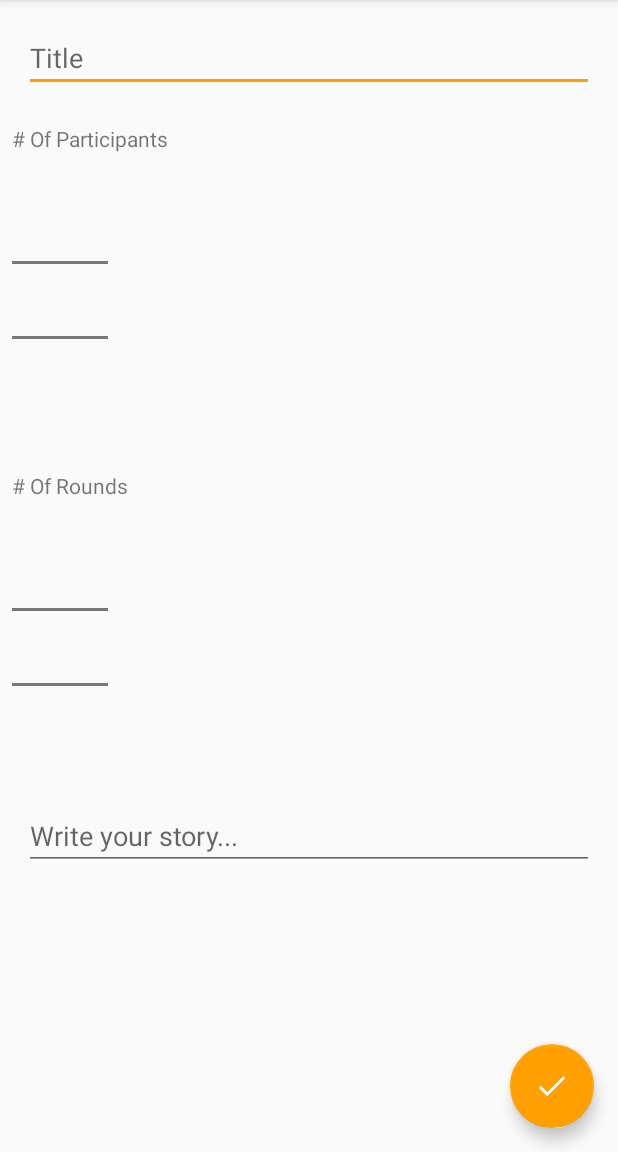
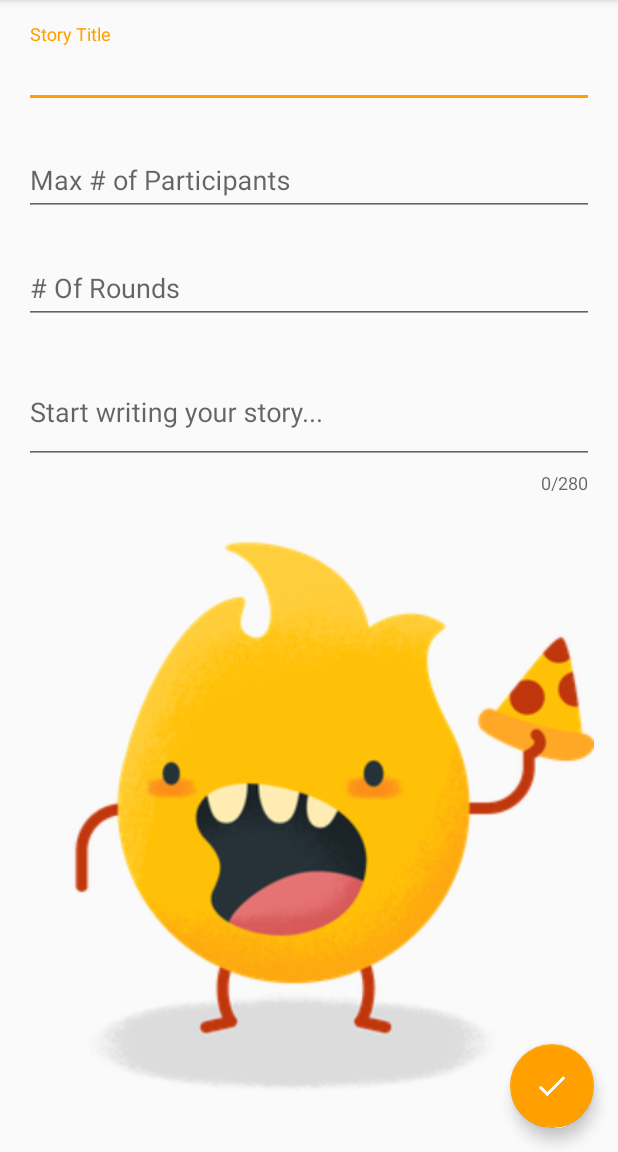
Before and after one commit to lueran/cPur, an Android app: the CreateStoryActivity screen opened directly, with no data from a screen before it, on a phone screen of 412 x 824 dp, the part 84-1236 px from its top. Run offline under Robolectric (Android 15) with nearby library versions, the phone set to English and light mode, and no system bars; our stand-ins replace Firebase (no records; nobody signed in at launch, a user with empty details on screens opened directly).

Commit message:
# Update create Story with new UI # Added ImageView # update fire base libs

```diff
--- a/app/build.gradle
+++ b/app/build.gradle
@@ -40,8 +40,8 @@ dependencies {
     implementation 'com.firebaseui:firebase-ui-storage:4.1.0'
 
 
-    implementation 'com.google.firebase:firebase-core:16.0.0'
-    implementation 'com.google.firebase:firebase-auth:16.0.1'
+    implementation 'com.google.firebase:firebase-core:16.0.1'
+    implementation 'com.google.firebase:firebase-auth:16.0.2'
     implementation 'com.google.firebase:firebase-database:16.0.1'
     implementation 'com.google.firebase:firebase-storage:16.0.1'
 
--- a/app/src/main/java/com/cpur/BaseActivity.java
+++ b/app/src/main/java/com/cpur/BaseActivity.java
@@ -3,8 +3,11 @@ package com.cpur;
 import android.app.ProgressDialog;
 import android.support.v7.app.AppCompatActivity;
 
+import com.cpur.models.User;
 import com.google.firebase.auth.FirebaseAuth;
 import com.google.firebase.auth.FirebaseUser;
+import com.google.firebase.database.DatabaseReference;
+import com.google.firebase.database.FirebaseDatabase;
 
 public class BaseActivity extends AppCompatActivity {
     private ProgressDialog mProgressDialog;
--- a/app/src/main/java/com/cpur/CreateStoryActivity.java
+++ b/app/src/main/java/com/cpur/CreateStoryActivity.java
@@ -8,7 +8,7 @@ import android.util.Log;
 import android.view.View;
 
 import android.widget.EditText;
-import android.widget.NumberPicker;
+import android.widget.ImageView;
 import android.widget.Toast;
 
 
@@ -35,33 +35,28 @@ public class CreateStoryActivity extends BaseActivity {
     private DatabaseReference mDatabase;
     // [END declare_database_ref]
 
-    private EditText mTitleField;
-    private EditText mBodyField;
-    NumberPicker numParticipants;
-    NumberPicker numRounds;
-    private FloatingActionButton mSubmitButton;
+    private EditText titleEditText;
+    private EditText maxPartEditText;
+    private EditText maxRoundsEditText;
+    private EditText contentEditText;
+    private ImageView coverImageView;
+    private FloatingActionButton subbmitButton;
 
     @Override
     protected void onCreate(Bundle savedInstanceState) {
         super.onCreate(savedInstanceState);
         setContentView(R.layout.activity_new_story);
-
-        numParticipants = findViewById(R.id.numParticipants);
-        numRounds = findViewById(R.id.numRounds);
-        mTitleField = findViewById(R.id.field_title);
-        mBodyField = findViewById(R.id.field_body);
-        mSubmitButton = findViewById(R.id.fab_submit_post);
-
-        numParticipants.setMinValue(2);
-        numParticipants.setMinValue(20);
-        numRounds.setMinValue(5);
-        numRounds.setMinValue(100);
-
+        titleEditText = findViewById(R.id.story_title);
+        contentEditText = findViewById(R.id.content);
+        maxPartEditText = findViewById(R.id.maxPart);
+        maxRoundsEditText = findViewById(R.id.maxRound);
+        coverImageView = findViewById(R.id.coverImage);
+        subbmitButton = findViewById(R.id.fab);
         // [START initialize_database_ref]
         mDatabase = FirebaseDatabase.getInstance().getReference();
         // [END initialize_database_ref]
 
-        mSubmitButton.setOnClickListener(new View.OnClickListener() {
+        subbmitButton.setOnClickListener(new View.OnClickListener() {
             @Override
             public void onClick(View v) {
                 submitStory();
@@ -70,19 +65,28 @@ public class CreateStoryActivity extends BaseActivity {
     }
 
     private void submitStory() {
-        final String title = mTitleField.getText().toString();
-        final String body = mBodyField.getText().toString();
-        final int numRoundsValue = numRounds.getValue();
-        final int numParticipantsValue = numParticipants.getValue();
+        final String title = titleEditText.getText().toString();
+        final String content = contentEditText.getText().toString();
+        final int numRoundsValue = Integer.valueOf(maxRoundsEditText.getText().toString());
+        final int numParticipantsValue = Integer.valueOf(maxPartEditText.getText().toString());
+
         // Title is required
         if (TextUtils.isEmpty(title)) {
-            mTitleField.setError(REQUIRED);
+            titleEditText.setError(REQUIRED);
             return;
         }
 
+        if (numRoundsValue < 3){
+            maxRoundsEditText.setError("Minimum 3 Participants");
+        }
+
+        if (numRoundsValue < 5){
+            maxRoundsEditText.setError("Minimum 5 Rounds");
+        }
+
         // Body is required
-        if (TextUtils.isEmpty(body)) {
-            mBodyField.setError(REQUIRED);
+        if (TextUtils.isEmpty(content) || content.length() < 10) {
+            contentEditText.setError(REQUIRED);
             return;
         }
 
@@ -108,7 +112,7 @@ public class CreateStoryActivity extends BaseActivity {
                                     Toast.LENGTH_SHORT).show();
                         } else {
                             // Write new post
-                            writeNewStory(userId, user.getUsername(), title, body, numParticipantsValue, numRoundsValue);
+                            writeNewStory(userId,title, content, "", numParticipantsValue, numRoundsValue);
                         }
 
                         // Finish this Activity, back to the stream
@@ -129,28 +133,34 @@ public class CreateStoryActivity extends BaseActivity {
     }
 
     private void setEditingEnabled(boolean enabled) {
-        mTitleField.setEnabled(enabled);
-        mBodyField.setEnabled(enabled);
+        titleEditText.setEnabled(enabled);
+        contentEditText.setEnabled(enabled);
         if (enabled) {
-            mSubmitButton.setVisibility(View.VISIBLE);
+            subbmitButton.setVisibility(View.VISIBLE);
         } else {
-            mSubmitButton.setVisibility(View.GONE);
+            subbmitButton.setVisibility(View.GONE);
         }
     }
 
     // [START write_fan_out]
-    private void writeNewStory(String userId, String username, String title, String body, int numParticipantsValue, int numRoundsValue) {
+    private void writeNewStory(String userId,String title,String body, String coverImageSrc, int numParticipantsValue, int numRoundsValue) {
         // Create new post at /user-stories/$userid/$storyid and at
         // /posts/$postid simultaneously
+
         String key = mDatabase.child("stories").push().getKey();
+
+        List<String> participants = new ArrayList<>();
+        participants.add(userId);
+
         List<Paragraph> paragraphList = new ArrayList<>();
-        paragraphList.add(new Paragraph(userId,body));
-        Story story = new Story(userId,username,title,paragraphList,numParticipantsValue,numRoundsValue);
-        Map<String, Object> postValues = story.toMap();
+        paragraphList.add(new Paragraph(userId, body));
+
+        Story story = new Story(userId, title,paragraphList,coverImageSrc, numParticipantsValue, numRoundsValue,participants);
+
 
         Map<String, Object> childUpdates = new HashMap<>();
-        childUpdates.put("/stories/" + key, postValues);
-        childUpdates.put("/user-stories/" + userId + "/" + key, postValues);
+        childUpdates.put("/stories/" + key, story);
+        childUpdates.put("/user-stories/" + userId + "/" + key, story);
 
         mDatabase.updateChildren(childUpdates);
     }
--- a/app/src/main/java/com/cpur/models/Story.java
+++ b/app/src/main/java/com/cpur/models/Story.java
@@ -33,7 +33,7 @@ public class Story extends BaseModel {
     public Story() {
     }
 
-    public Story(String title, String author, List<Paragraph> content, String coverImage, int maxParticipants, int numRounds, List<String> participants, String uid) {
+    public Story(String author, String title, List<Paragraph> content, String coverImage, int maxParticipants, int numRounds, List<String> participants) {
         this.title = title;
         this.author = author;
         this.content = content;
--- a/app/src/main/res/layout/activity_new_story.xml
+++ b/app/src/main/res/layout/activity_new_story.xml
@@ -1,83 +1,108 @@
 <?xml version="1.0" encoding="utf-8"?>
-<RelativeLayout xmlns:android="http://schemas.android.com/apk/res/android"
+<android.support.constraint.ConstraintLayout xmlns:android="http://schemas.android.com/apk/res/android"
     xmlns:tools="http://schemas.android.com/tools"
     android:layout_width="match_parent"
     android:layout_height="match_parent"
+    xmlns:app="http://schemas.android.com/apk/res-auto"
     tools:context="com.cpur.CreateStoryActivity">
 
-    <EditText
-        android:id="@+id/field_title"
+    <android.support.design.widget.TextInputLayout
+        android:id="@+id/titleInputLayout"
         android:layout_width="match_parent"
         android:layout_height="wrap_content"
-        android:layout_marginBottom="5dp"
-        android:layout_marginLeft="16dp"
-        android:layout_marginRight="16dp"
+        android:layout_margin="@dimen/activity_horizontal_margin"
+        app:layout_constraintTop_toTopOf="parent"
+        app:layout_constraintStart_toStartOf="parent"
+        app:layout_constraintEnd_toEndOf="parent">
+
+        <android.support.design.widget.TextInputEditText
+            android:id="@+id/story_title"
+            android:layout_width="match_parent"
+            android:layout_height="wrap_content"
+            android:hint="@string/story_title"
+            android:inputType="text"/>
+
+    </android.support.design.widget.TextInputLayout>
+
+    <android.support.design.widget.TextInputLayout
+        android:id="@+id/maxPartLayout"
+        android:layout_width="match_parent"
+        android:layout_height="wrap_content"
+        android:layout_margin="@dimen/activity_horizontal_margin"
+        app:layout_constraintTop_toBottomOf="@+id/titleInputLayout"
+        app:layout_constraintStart_toStartOf="parent"
+        app:layout_constraintEnd_toEndOf="parent">
+
+        <android.support.design.widget.TextInputEditText
+            android:id="@+id/maxPart"
+            android:layout_width="match_parent"
+            android:inputType="number"
+            android:layout_height="wrap_content"
+            android:hint="@string/max_of_participants" />
+
+    </android.support.design.widget.TextInputLayout>
+
+    <android.support.design.widget.TextInputLayout
+        android:id="@+id/maxRoundsLayout"
+        android:layout_width="match_parent"
+        android:layout_height="wrap_content"
+        android:layout_margin="@dimen/activity_horizontal_margin"
+        app:layout_constraintTop_toBottomOf="@+id/maxPartLayout"
+        app:layout_constraintStart_toStartOf="parent"
+        app:layout_constraintEnd_toEndOf="parent">
+
+        <android.support.design.widget.TextInputEditText
+            android:id="@+id/maxRound"
+            android:inputType="number"
+            android:layout_width="match_parent"
+            android:layout_height="wrap_content"
+            android:hint="@string/num_of_rounds" />
+
+    </android.support.design.widget.TextInputLayout>
+
+    <android.support.design.widget.TextInputLayout
+        android:id="@+id/contentLayout"
+        app:counterEnabled="true"
+        app:counterMaxLength="280"
+        android:layout_width="match_parent"
+        android:layout_height="wrap_content"
+        android:layout_margin="@dimen/activity_horizontal_margin"
+        app:layout_constraintTop_toBottomOf="@+id/maxRoundsLayout"
+        app:layout_constraintStart_toStartOf="parent"
+        app:layout_constraintEnd_toEndOf="parent">
+
+        <android.support.design.widget.TextInputEditText
+            android:id="@+id/content"
+            android:layout_width="match_parent"
+            android:layout_height="wrap_content"
+            android:hint="@string/start_writing_your_story"
+            android:inputType="textMultiLine"
+            android:minLines="2"/>
+
+    </android.support.design.widget.TextInputLayout>
+
+    <ImageView
+        android:id="@+id/coverImage"
+        android:layout_width="0dp"
+        android:layout_height="0dp"
+        android:layout_margin="@dimen/activity_horizontal_margin"
         android:layout_marginTop="16dp"
-        android:hint="@string/title"
-        android:maxLines="1" />
-
-    <TextView
-        android:id="@+id/numParticipantsLabel"
+        android:contentDescription="@string/story_image"
+        android:src="@drawable/pizza_monster"
+        app:layout_constraintTop_toBottomOf="@id/contentLayout"
+        app:layout_constraintBottom_toBottomOf="parent"
+        app:layout_constraintStart_toStartOf="parent"
+        app:layout_constraintEnd_toEndOf="parent"
+        />
+    <android.support.design.widget.FloatingActionButton
+        android:id="@+id/fab"
+        android:src="@drawable/ic_navigation_check_24"
+        android:layout_height="wrap_content"
         android:layout_width="wrap_content"
-        android:layout_height="wrap_content"
-        android:layout_marginEnd="8dp"
-        android:layout_marginStart="8dp"
-        android:layout_marginTop="16dp"
-        android:text="@string/num_of_participants"
-        android:layout_below="@+id/field_title"/>
-
-    <NumberPicker
-        android:id="@+id/numParticipants"
-        android:layout_width="wrap_content"
-        android:layout_height="wrap_content"
-        android:layout_marginBottom="8dp"
-        android:layout_marginEnd="8dp"
-        android:layout_marginStart="8dp"
-        android:layout_marginTop="8dp"
-        android:layout_below="@+id/numParticipantsLabel"
+        app:layout_constraintBottom_toBottomOf="@id/coverImage"
+        app:layout_constraintRight_toRightOf="@id/coverImage"
         />
 
-    <TextView
-        android:id="@+id/numRoundsLabel"
-        android:layout_width="wrap_content"
-        android:layout_height="wrap_content"
-        android:layout_marginEnd="8dp"
-        android:layout_marginStart="8dp"
-        android:layout_marginTop="16dp"
-        android:text="@string/num_of_rounds"
-        android:layout_below="@+id/numParticipants"/>
 
-    <NumberPicker
-        android:id="@+id/numRounds"
-        android:layout_width="wrap_content"
-        android:layout_height="wrap_content"
-        android:layout_marginBottom="8dp"
-        android:layout_marginEnd="8dp"
-        android:layout_marginStart="8dp"
-        android:layout_marginTop="8dp"
-        android:layout_below="@+id/numRoundsLabel"
-        />
-    <EditText
-        android:id="@+id/field_body"
-        android:layout_width="match_parent"
-        android:layout_height="wrap_content"
-        android:layout_below="@+id/numRounds"
-        android:layout_marginBottom="5dp"
-        android:layout_marginLeft="16dp"
-        android:layout_marginRight="16dp"
-        android:layout_marginTop="5dp"
-        android:hint="@string/write_your_story"
-        android:inputType="textMultiLine"
-        android:maxLines="2"
-        android:scrollHorizontally="false" />
 
-    <android.support.design.widget.FloatingActionButton
-        android:id="@+id/fab_submit_post"
-        android:layout_width="wrap_content"
-        android:layout_height="wrap_content"
-        android:layout_alignParentBottom="true"
-        android:layout_alignParentRight="true"
-        android:layout_margin="16dp"
-        android:src="@drawable/ic_navigation_check_24"/>
-
-</RelativeLayout>
+</android.support.constraint.ConstraintLayout>
--- a/app/src/main/res/values/strings.xml
+++ b/app/src/main/res/values/strings.xml
@@ -22,7 +22,7 @@
     <string name="loginField">Login</string>
     <string name="register">Signup</string>
     <string name="create_a_new_story">New Story</string>
-    <string name="story_title">Story title</string>
+    <string name="story_title">Story Title</string>
     <string name="num_of_participants"># Of Participants</string>
     <string name="num_of_rounds"># Of Rounds</string>
     <string name="first_sentence">First Sentence</string>
@@ -37,4 +37,7 @@
     <string name="write_your_story">Write your story...</string>
     <string name="menu_settings">Settings</string>
     <string name="join">Join</string>
+    <string name="max_of_participants">Max # of Participants</string>
+    <string name="start_writing_your_story">Start writing your story...</string>
+    <string name="story_image">Story Image</string>
 </resources>
```
Also changed, not shown: app/src/main/java/com/cpur/StoryDetailActivity.java (+5 -6 lines), app/src/main/java/com/cpur/fragment/StoryListFragment.java (+1 -17 lines), app/src/main/java/com/cpur/models/Paragraph.java (+5 -3 lines), app/src/main/java/com/cpur/models/User.java (+9 -11 lines), app/src/main/java/com/cpur/viewholder/StoryViewHolder.java (+3 -4 lines).
